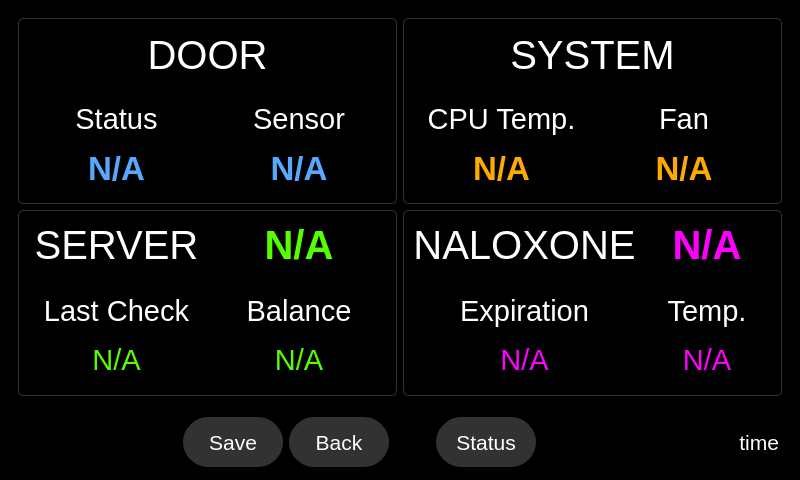
This is qt_design/main_window.ui in zyl120/Naloxone_Safety_Kit as Qt 5 draws it before an edit. The edited form follows.
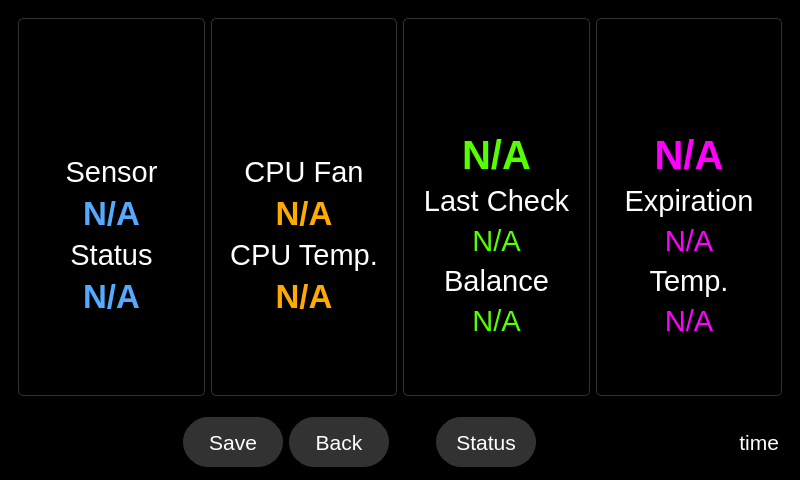
This is the edited form. Icons and pictures are not drawn.

Commit message: change dashboard layout

```diff
--- a/qt_design/main_window.ui
+++ b/qt_design/main_window.ui
@@ -800,8 +800,182 @@
        </layout>
       </widget>
       <widget class="QWidget" name="dashboardPage">
-       <layout class="QGridLayout" name="gridLayout" rowstretch="1,1" columnstretch="1,1">
-        <item row="1" column="0">
+       <layout class="QGridLayout" name="gridLayout" columnstretch="1,1,1,1">
+        <item row="0" column="1" rowspan="2">
+         <widget class="QFrame" name="thermalFrame">
+          <property name="styleSheet">
+           <string notr="true">.QFrame{border-radius: 5px;border-color:rgb(50,50,50);border-width: 1px;border-style: solid;}</string>
+          </property>
+          <property name="frameShape">
+           <enum>QFrame::StyledPanel</enum>
+          </property>
+          <property name="frameShadow">
+           <enum>QFrame::Raised</enum>
+          </property>
+          <property name="lineWidth">
+           <number>3</number>
+          </property>
+          <layout class="QVBoxLayout" name="verticalLayout_38">
+           <item>
+            <widget class="QLabel" name="thermalLabel">
+             <property name="sizePolicy">
+              <sizepolicy hsizetype="Preferred" vsizetype="Fixed">
+               <horstretch>0</horstretch>
+               <verstretch>0</verstretch>
+              </sizepolicy>
+             </property>
+             <property name="minimumSize">
+              <size>
+               <width>0</width>
+               <height>50</height>
+              </size>
+             </property>
+             <property name="font">
+              <font>
+               <pointsize>30</pointsize>
+               <bold>false</bold>
+              </font>
+             </property>
+             <property name="styleSheet">
+              <string notr="true">color:white;border-width: 0px;</string>
+             </property>
+             <property name="text">
+              <string/>
+             </property>
+             <property name="pixmap">
+              <pixmap>../main/res/system.png</pixmap>
+             </property>
+             <property name="alignment">
+              <set>Qt::AlignBottom|Qt::AlignHCenter</set>
+             </property>
+            </widget>
+           </item>
+           <item>
+            <spacer name="verticalSpacer_6">
+             <property name="orientation">
+              <enum>Qt::Vertical</enum>
+             </property>
+             <property name="sizeHint" stdset="0">
+              <size>
+               <width>20</width>
+               <height>40</height>
+              </size>
+             </property>
+            </spacer>
+           </item>
+           <item>
+            <layout class="QVBoxLayout" name="verticalLayout_4">
+             <item>
+              <widget class="QLabel" name="fanSpeedLabel">
+               <property name="font">
+                <font>
+                 <pointsize>22</pointsize>
+                 <bold>false</bold>
+                </font>
+               </property>
+               <property name="styleSheet">
+                <string notr="true">color:white;border-width: 0px;</string>
+               </property>
+               <property name="text">
+                <string>CPU Fan</string>
+               </property>
+               <property name="alignment">
+                <set>Qt::AlignBottom|Qt::AlignHCenter</set>
+               </property>
+              </widget>
+             </item>
+             <item>
+              <widget class="QLabel" name="fanSpeedLineEdit">
+               <property name="minimumSize">
+                <size>
+                 <width>0</width>
+                 <height>0</height>
+                </size>
+               </property>
+               <property name="font">
+                <font>
+                 <pointsize>25</pointsize>
+                 <bold>true</bold>
+                 <underline>false</underline>
+                </font>
+               </property>
+               <property name="styleSheet">
+                <string notr="true">color: rgb(255, 170, 0);</string>
+               </property>
+               <property name="text">
+                <string>N/A</string>
+               </property>
+               <property name="alignment">
+                <set>Qt::AlignCenter</set>
+               </property>
+              </widget>
+             </item>
+            </layout>
+           </item>
+           <item>
+            <layout class="QVBoxLayout" name="verticalLayout_31">
+             <item>
+              <widget class="QLabel" name="label_11">
+               <property name="font">
+                <font>
+                 <pointsize>22</pointsize>
+                </font>
+               </property>
+               <property name="styleSheet">
+                <string notr="true">color:white;border-width: 0px;</string>
+               </property>
+               <property name="text">
+                <string>CPU Temp.</string>
+               </property>
+               <property name="alignment">
+                <set>Qt::AlignBottom|Qt::AlignHCenter</set>
+               </property>
+              </widget>
+             </item>
+             <item>
+              <widget class="QLabel" name="cpuTemperatureLineEdit">
+               <property name="minimumSize">
+                <size>
+                 <width>0</width>
+                 <height>0</height>
+                </size>
+               </property>
+               <property name="font">
+                <font>
+                 <pointsize>25</pointsize>
+                 <bold>true</bold>
+                </font>
+               </property>
+               <property name="styleSheet">
+                <string notr="true">color: rgb(255, 170, 0);</string>
+               </property>
+               <property name="text">
+                <string>N/A</string>
+               </property>
+               <property name="alignment">
+                <set>Qt::AlignCenter</set>
+               </property>
+              </widget>
+             </item>
+            </layout>
+           </item>
+           <item>
+            <spacer name="verticalSpacer_8">
+             <property name="orientation">
+              <enum>Qt::Vertical</enum>
+             </property>
+             <property name="sizeHint" stdset="0">
+              <size>
+               <width>20</width>
+               <height>40</height>
+              </size>
+             </property>
+            </spacer>
+           </item>
+          </layout>
+         </widget>
+        </item>
+        <item row="0" column="2" rowspan="2">
          <widget class="QFrame" name="serverFrame">
           <property name="styleSheet">
            <string notr="true">.QFrame{border-radius: 5px;border-color:rgb(50,50,50);border-width: 1px;border-style: solid;}</string>
@@ -815,8 +989,8 @@
           <property name="lineWidth">
            <number>3</number>
           </property>
-          <layout class="QGridLayout" name="gridLayout_2" rowstretch="1,1" columnstretch="1,1">
-           <item row="0" column="0">
+          <layout class="QVBoxLayout" name="verticalLayout_5">
+           <item>
             <widget class="QLabel" name="serverLabel">
              <property name="sizePolicy">
               <sizepolicy hsizetype="Preferred" vsizetype="Fixed">
@@ -840,43 +1014,52 @@
               <string notr="true">color:white;border-width: 0px;</string>
              </property>
              <property name="text">
-              <string>SERVER</string>
+              <string/>
              </property>
              <property name="alignment">
               <set>Qt::AlignCenter</set>
              </property>
             </widget>
            </item>
-           <item row="0" column="1">
-            <layout class="QVBoxLayout" name="verticalLayout_5">
-             <item>
-              <widget class="QLabel" name="serverStatusLineEdit">
-               <property name="minimumSize">
-                <size>
-                 <width>0</width>
-                 <height>0</height>
-                </size>
-               </property>
-               <property name="font">
-                <font>
-                 <pointsize>30</pointsize>
-                 <bold>true</bold>
-                </font>
-               </property>
-               <property name="styleSheet">
-                <string notr="true">color:rgb(85, 255, 0);</string>
-               </property>
-               <property name="text">
-                <string>N/A</string>
-               </property>
-               <property name="alignment">
-                <set>Qt::AlignCenter</set>
-               </property>
-              </widget>
-             </item>
-            </layout>
+           <item>
+            <spacer name="verticalSpacer_12">
+             <property name="orientation">
+              <enum>Qt::Vertical</enum>
+             </property>
+             <property name="sizeHint" stdset="0">
+              <size>
+               <width>20</width>
+               <height>40</height>
+              </size>
+             </property>
+            </spacer>
            </item>
-           <item row="1" column="0">
+           <item>
+            <widget class="QLabel" name="serverStatusLineEdit">
+             <property name="minimumSize">
+              <size>
+               <width>0</width>
+               <height>0</height>
+              </size>
+             </property>
+             <property name="font">
+              <font>
+               <pointsize>30</pointsize>
+               <bold>true</bold>
+              </font>
+             </property>
+             <property name="styleSheet">
+              <string notr="true">color:rgb(85, 255, 0);</string>
+             </property>
+             <property name="text">
+              <string>N/A</string>
+             </property>
+             <property name="alignment">
+              <set>Qt::AlignCenter</set>
+             </property>
+            </widget>
+           </item>
+           <item>
             <layout class="QVBoxLayout" name="verticalLayout_7">
              <item>
               <widget class="QLabel" name="serverCheckLabel">
@@ -925,7 +1108,7 @@
              </item>
             </layout>
            </item>
-           <item row="1" column="1">
+           <item>
             <layout class="QVBoxLayout" name="verticalLayout_47">
              <item>
               <widget class="QLabel" name="accountBalanceLabel">
@@ -971,10 +1154,23 @@
              </item>
             </layout>
            </item>
+           <item>
+            <spacer name="verticalSpacer_9">
+             <property name="orientation">
+              <enum>Qt::Vertical</enum>
+             </property>
+             <property name="sizeHint" stdset="0">
+              <size>
+               <width>20</width>
+               <height>40</height>
+              </size>
+             </property>
+            </spacer>
+           </item>
           </layout>
          </widget>
         </item>
-        <item row="0" column="0">
+        <item row="0" column="0" rowspan="2">
          <widget class="QFrame" name="doorFrame">
           <property name="styleSheet">
            <string notr="true">.QFrame{border-radius: 5px;border-color:rgb(50,50,50);border-width: 1px;border-style: solid;}</string>
@@ -991,8 +1187,8 @@
           <property name="midLineWidth">
            <number>0</number>
           </property>
-          <layout class="QGridLayout" name="gridLayout_10" rowstretch="1,1" columnstretch="1,1">
-           <item row="0" column="0" colspan="2">
+          <layout class="QVBoxLayout" name="verticalLayout_35">
+           <item>
             <widget class="QLabel" name="doorLabel">
              <property name="sizePolicy">
               <sizepolicy hsizetype="Preferred" vsizetype="Fixed">
@@ -1016,14 +1212,30 @@
               <string notr="true">color:white;border-width: 0px;</string>
              </property>
              <property name="text">
-              <string>DOOR</string>
+              <string/>
+             </property>
+             <property name="pixmap">
+              <pixmap>../main/res/door_display.png</pixmap>
              </property>
              <property name="alignment">
               <set>Qt::AlignBottom|Qt::AlignHCenter</set>
              </property>
             </widget>
            </item>
-           <item row="1" column="1">
+           <item>
+            <spacer name="verticalSpacer_5">
+             <property name="orientation">
+              <enum>Qt::Vertical</enum>
+             </property>
+             <property name="sizeHint" stdset="0">
+              <size>
+               <width>20</width>
+               <height>40</height>
+              </size>
+             </property>
+            </spacer>
+           </item>
+           <item>
             <layout class="QVBoxLayout" name="verticalLayout_30">
              <item>
               <widget class="QLabel" name="label_18">
@@ -1070,7 +1282,7 @@
              </item>
             </layout>
            </item>
-           <item row="1" column="0">
+           <item>
             <layout class="QVBoxLayout" name="verticalLayout_29">
              <item>
               <widget class="QLabel" name="label_17">
@@ -1123,155 +1335,23 @@
              </item>
             </layout>
            </item>
-          </layout>
-         </widget>
-        </item>
-        <item row="0" column="1">
-         <widget class="QFrame" name="thermalFrame">
-          <property name="styleSheet">
-           <string notr="true">.QFrame{border-radius: 5px;border-color:rgb(50,50,50);border-width: 1px;border-style: solid;}</string>
-          </property>
-          <property name="frameShape">
-           <enum>QFrame::StyledPanel</enum>
-          </property>
-          <property name="frameShadow">
-           <enum>QFrame::Raised</enum>
-          </property>
-          <property name="lineWidth">
-           <number>3</number>
-          </property>
-          <layout class="QGridLayout" name="gridLayout_11" rowstretch="1,1" columnstretch="1,1">
-           <item row="0" column="0" colspan="2">
-            <widget class="QLabel" name="thermalLabel">
-             <property name="sizePolicy">
-              <sizepolicy hsizetype="Preferred" vsizetype="Fixed">
-               <horstretch>0</horstretch>
-               <verstretch>0</verstretch>
-              </sizepolicy>
+           <item>
+            <spacer name="verticalSpacer_7">
+             <property name="orientation">
+              <enum>Qt::Vertical</enum>
              </property>
-             <property name="minimumSize">
+             <property name="sizeHint" stdset="0">
               <size>
-               <width>0</width>
-               <height>50</height>
+               <width>20</width>
+               <height>40</height>
               </size>
              </property>
-             <property name="font">
-              <font>
-               <pointsize>30</pointsize>
-               <bold>false</bold>
-              </font>
-             </property>
-             <property name="styleSheet">
-              <string notr="true">color:white;border-width: 0px;</string>
-             </property>
-             <property name="text">
-              <string>SYSTEM</string>
-             </property>
-             <property name="alignment">
-              <set>Qt::AlignBottom|Qt::AlignHCenter</set>
-             </property>
-            </widget>
-           </item>
-           <item row="1" column="1">
-            <layout class="QVBoxLayout" name="verticalLayout_4">
-             <item>
-              <widget class="QLabel" name="fanSpeedLabel">
-               <property name="font">
-                <font>
-                 <pointsize>22</pointsize>
-                 <bold>false</bold>
-                </font>
-               </property>
-               <property name="styleSheet">
-                <string notr="true">color:white;border-width: 0px;</string>
-               </property>
-               <property name="text">
-                <string>Fan</string>
-               </property>
-               <property name="alignment">
-                <set>Qt::AlignBottom|Qt::AlignHCenter</set>
-               </property>
-              </widget>
-             </item>
-             <item>
-              <widget class="QLabel" name="fanSpeedLineEdit">
-               <property name="minimumSize">
-                <size>
-                 <width>0</width>
-                 <height>0</height>
-                </size>
-               </property>
-               <property name="font">
-                <font>
-                 <pointsize>25</pointsize>
-                 <bold>true</bold>
-                 <underline>false</underline>
-                </font>
-               </property>
-               <property name="styleSheet">
-                <string notr="true">color: rgb(255, 170, 0);</string>
-               </property>
-               <property name="text">
-                <string>N/A</string>
-               </property>
-               <property name="alignment">
-                <set>Qt::AlignCenter</set>
-               </property>
-              </widget>
-             </item>
-            </layout>
-           </item>
-           <item row="1" column="0">
-            <layout class="QVBoxLayout" name="verticalLayout_31">
-             <item>
-              <widget class="QLabel" name="label_11">
-               <property name="font">
-                <font>
-                 <pointsize>22</pointsize>
-                </font>
-               </property>
-               <property name="styleSheet">
-                <string notr="true">color:white;border-width: 0px;</string>
-               </property>
-               <property name="text">
-                <string>CPU Temp.</string>
-               </property>
-               <property name="alignment">
-                <set>Qt::AlignBottom|Qt::AlignHCenter</set>
-               </property>
-              </widget>
-             </item>
-             <item>
-              <widget class="QLabel" name="cpuTemperatureLineEdit">
-               <property name="minimumSize">
-                <size>
-                 <width>0</width>
-                 <height>0</height>
-                </size>
-               </property>
-               <property name="font">
-                <font>
-                 <pointsize>25</pointsize>
-                 <bold>true</bold>
-                </font>
-               </property>
-               <property name="styleSheet">
-                <string notr="true">color: rgb(255, 170, 0);</string>
-               </property>
-               <property name="text">
-                <string>N/A</string>
-               </property>
-               <property name="alignment">
-                <set>Qt::AlignCenter</set>
-               </property>
-              </widget>
-             </item>
-            </layout>
+            </spacer>
            </item>
           </layout>
          </widget>
         </item>
-        <item row="1" column="1">
+        <item row="0" column="3" rowspan="2">
          <widget class="QFrame" name="naloxoneFrame">
           <property name="styleSheet">
            <string notr="true">.QFrame{border-radius: 5px;border-color:rgb(50,50,50);border-width: 1px;border-style: solid;}</string>
@@ -1285,8 +1365,80 @@
           <property name="lineWidth">
            <number>3</number>
           </property>
-          <layout class="QGridLayout" name="gridLayout_3" rowstretch="1,1" columnstretch="1,1">
-           <item row="1" column="0">
+          <layout class="QVBoxLayout" name="verticalLayout_8">
+           <item>
+            <widget class="QLabel" name="naloxoneLabel">
+             <property name="sizePolicy">
+              <sizepolicy hsizetype="Preferred" vsizetype="Fixed">
+               <horstretch>0</horstretch>
+               <verstretch>0</verstretch>
+              </sizepolicy>
+             </property>
+             <property name="minimumSize">
+              <size>
+               <width>0</width>
+               <height>50</height>
+              </size>
+             </property>
+             <property name="font">
+              <font>
+               <pointsize>30</pointsize>
+               <bold>false</bold>
+              </font>
+             </property>
+             <property name="styleSheet">
+              <string notr="true">color:white;border-width: 0px;</string>
+             </property>
+             <property name="text">
+              <string/>
+             </property>
+             <property name="pixmap">
+              <pixmap>../main/res/pill_display.png</pixmap>
+             </property>
+             <property name="alignment">
+              <set>Qt::AlignCenter</set>
+             </property>
+            </widget>
+           </item>
+           <item>
+            <spacer name="verticalSpacer_13">
+             <property name="orientation">
+              <enum>Qt::Vertical</enum>
+             </property>
+             <property name="sizeHint" stdset="0">
+              <size>
+               <width>20</width>
+               <height>40</height>
+              </size>
+             </property>
+            </spacer>
+           </item>
+           <item>
+            <widget class="QLabel" name="naloxoneStatusLineEdit">
+             <property name="minimumSize">
+              <size>
+               <width>0</width>
+               <height>0</height>
+              </size>
+             </property>
+             <property name="font">
+              <font>
+               <pointsize>30</pointsize>
+               <bold>true</bold>
+              </font>
+             </property>
+             <property name="styleSheet">
+              <string notr="true">color:rgb(255, 0, 255);</string>
+             </property>
+             <property name="text">
+              <string>N/A</string>
+             </property>
+             <property name="alignment">
+              <set>Qt::AlignCenter</set>
+             </property>
+            </widget>
+           </item>
+           <item>
             <layout class="QVBoxLayout" name="verticalLayout_9">
              <item>
               <widget class="QLabel" name="naloxoneExpirationDateLabel">
@@ -1335,67 +1487,7 @@
              </item>
             </layout>
            </item>
-           <item row="0" column="1">
-            <layout class="QVBoxLayout" name="verticalLayout_8">
-             <item>
-              <widget class="QLabel" name="naloxoneStatusLineEdit">
-               <property name="minimumSize">
-                <size>
-                 <width>0</width>
-                 <height>0</height>
-                </size>
-               </property>
-               <property name="font">
-                <font>
-                 <pointsize>30</pointsize>
-                 <bold>true</bold>
-                </font>
-               </property>
-               <property name="styleSheet">
-                <string notr="true">color:rgb(255, 0, 255);</string>
-               </property>
-               <property name="text">
-                <string>N/A</string>
-               </property>
-               <property name="alignment">
-                <set>Qt::AlignCenter</set>
-               </property>
-              </widget>
-             </item>
-            </layout>
-           </item>
-           <item row="0" column="0">
-            <widget class="QLabel" name="naloxoneLabel">
-             <property name="sizePolicy">
-              <sizepolicy hsizetype="Preferred" vsizetype="Fixed">
-               <horstretch>0</horstretch>
-               <verstretch>0</verstretch>
-              </sizepolicy>
-             </property>
-             <property name="minimumSize">
-              <size>
-               <width>0</width>
-               <height>50</height>
-              </size>
-             </property>
-             <property name="font">
-              <font>
-               <pointsize>30</pointsize>
-               <bold>false</bold>
-              </font>
-             </property>
-             <property name="styleSheet">
-              <string notr="true">color:white;border-width: 0px;</string>
-             </property>
-             <property name="text">
-              <string>NALOXONE</string>
-             </property>
-             <property name="alignment">
-              <set>Qt::AlignCenter</set>
-             </property>
-            </widget>
-           </item>
-           <item row="1" column="1">
+           <item>
             <layout class="QVBoxLayout" name="verticalLayout_3">
              <item>
               <widget class="QLabel" name="temperatureLabel">
@@ -1447,6 +1539,19 @@
              </item>
             </layout>
            </item>
+           <item>
+            <spacer name="verticalSpacer_10">
+             <property name="orientation">
+              <enum>Qt::Vertical</enum>
+             </property>
+             <property name="sizeHint" stdset="0">
+              <size>
+               <width>20</width>
+               <height>40</height>
+              </size>
+             </property>
+            </spacer>
+           </item>
           </layout>
          </widget>
         </item>
```
Left out of the diff: 5 changed lines with no effect on the pictures. The commit also changes 23 other files.
